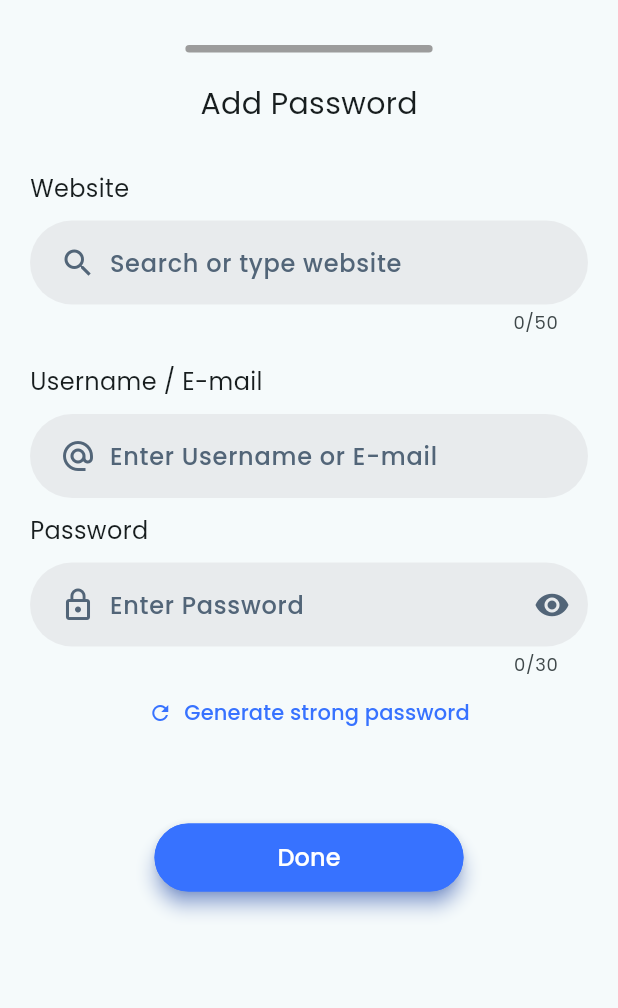
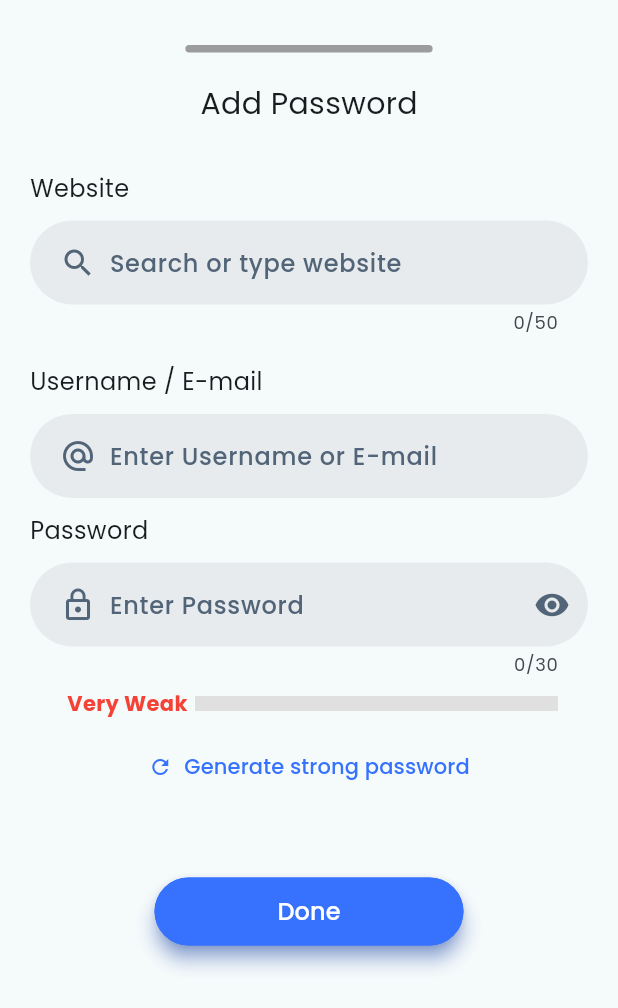
Before and after one commit to casiana2075/Password-Vault-Pro, a Flutter app: the AddModal widget shown alone on an empty page, opened directly with empty values, on a phone screen of 412 x 824 dp. Shown: the top 1008 px of the screen. Run offline on Flutter 3.47's test engine with Material 3 defaults, Android fonts, the light colour scheme and no system bars; our stand-ins replace firebase_auth, firebase_core, flutter_svg, google_fonts, google_sign_in, local_auth and 1 more; accounts and stored records are empty; network calls fail.

Commit message:
added live password strength analyzer

```diff
--- a/projects/lib/AddModal.dart
+++ b/projects/lib/AddModal.dart
@@ -1,6 +1,7 @@
 import 'package:flutter/material.dart';
 import 'package:projects/services/api_service.dart';
 import 'package:projects/utils/authenticateUserBiometrically.dart';
+import 'package:projects/utils/password_strength_analyzer.dart';
 import 'PasswordField.dart';
 import 'package:projects/utils/password_generator.dart';
 
@@ -20,22 +21,26 @@ class _AddModalState extends State<AddModal> {
   final TextEditingController _passwordController = TextEditingController();
   final TextEditingController _logoUrlController = TextEditingController();
 
+  Map<String, String> _websiteLogos = {}; // all website logos available
+  bool isLogosLoading = true;
+  PasswordStrength _currentPasswordStrength = PasswordStrength.veryWeak;
 
-  Map<String, String> _websiteLogos = {}; // all website logos available
-
-  bool isLogosLoading = true;
 
   @override
   void initState() {
     super.initState();
     loadWebsiteLogos();
+    _passwordController.addListener(_onPasswordChanged); // Add listener
+    _onPasswordChanged(); // Initial check if password exists
   }
 
   @override void dispose() {
     _siteController.dispose();
     _usernameController.dispose();
+    _passwordController.removeListener(_onPasswordChanged);
     _passwordController.dispose();
     _logoUrlController.dispose();
+
     super.dispose();
   }
 
@@ -85,12 +90,48 @@ class _AddModalState extends State<AddModal> {
                 hintText: "Enter Password",
                 icon: Icons.lock_outline,
                 controller: _passwordController,
+                onPasswordGenerated: (generatedPassword) {
+                  setState(() {
+                    _passwordController.text = generatedPassword;
+                    _onPasswordChanged(); // Update strength after generation
+                  });
+                },
+              ),
+              // Password strength indicator
+              Padding(
+                padding: const EdgeInsets.fromLTRB(30, 8.0, 30, 8.0),
+                child: Row(
+                  children: [
+                    // Wrap Text in SizedBox for a fixed width
+                    SizedBox(
+                      width: 90,
+                      child: Text(
+                        '${PasswordStrengthAnalyzer.getStrengthText(_currentPasswordStrength)}',
+                        style: TextStyle(
+                          color: PasswordStrengthAnalyzer.getStrengthColor(_currentPasswordStrength),
+                          fontWeight: FontWeight.bold,
+                          fontSize: 14,
+                        ),
+                        textAlign: TextAlign.center,
+                      ),
+                    ),
+                    Expanded(
+                      child: LinearProgressIndicator(
+                        value: _currentPasswordStrength.index / (PasswordStrength.values.length - 1),
+                        backgroundColor: Colors.grey[300],
+                        color: PasswordStrengthAnalyzer.getStrengthColor(_currentPasswordStrength),
+                        minHeight: 10,
+                      ),
+                    ),
+                  ],
+                ),
               ),
               TextButton.icon(
                 onPressed: () {
                   final generated = generateStrongPassword();
                   setState(() {
                     _passwordController.text = generated;
+                    _onPasswordChanged();
                   });
                 },
                 icon: Icon(Icons.refresh, size: 16),
@@ -339,4 +380,10 @@ class _AddModalState extends State<AddModal> {
       });
     }
   }
+
+  void _onPasswordChanged() {
+    setState(() {
+      _currentPasswordStrength = PasswordStrengthAnalyzer.analyze(_passwordController.text);
+    });
+  }
 }
--- a/projects/lib/PasswordField.dart
+++ b/projects/lib/PasswordField.dart
@@ -6,12 +6,17 @@ class PasswordField extends StatefulWidget {
   final String hintText;
   final IconData icon;
   final TextEditingController? controller;
+  // This callback is for the "Generate strong password" button
+  final Function(String)? onPasswordGenerated;
+  final Function(String)? onChanged;
 
   const PasswordField({
     super.key,
     required this.hintText,
     required this.icon,
     this.controller,
+    this.onPasswordGenerated,
+    this.onChanged,
   });
 
   @override
@@ -31,13 +36,16 @@ class _PasswordFieldState extends State<PasswordField> {
     super.initState();
     _controller = widget.controller ?? TextEditingController();
 
-    // If password exists, start in protected mode
+    // The initial state of _readOnly and _obscureText for AddModal:
+    // If the controller is empty (which it is for AddModal),
+    // it allows typing directly and starts with text visible for user convenience.
+    // If you prefer to start obscured, change `_obscureText = false` to `true`.
     if (_controller.text.trim().isNotEmpty) {
       _readOnly = true;
       _obscureText = true;
     } else {
       _readOnly = false;
-      _obscureText = false;
+      _obscureText = false; // Allows immediate typing, password is visible. Change to true if you want it obscured by default.
     }
   }
 
@@ -95,6 +103,10 @@ class _PasswordFieldState extends State<PasswordField> {
             await _authenticate();
           }
         },
+        //Pass the onChanged callback from widget to TextFormField
+        onChanged: (text) {
+          widget.onChanged?.call(text); // Call the provided onChanged callback
+        },
         decoration: InputDecoration(
           prefixIcon: Padding(
             padding: const EdgeInsets.fromLTRB(20, 5, 5, 5),
--- /dev/null
+++ b/projects/lib/utils/password_strength_analyzer.dart
@@ -0,0 +1,82 @@
+import 'dart:ui';
+
+import 'package:flutter/material.dart';
+
+enum PasswordStrength {
+  veryWeak,
+  weak,
+  fair,
+  good,
+  strong,
+  veryStrong,
+}
+
+class PasswordStrengthAnalyzer {
+  static PasswordStrength analyze(String password) {
+    if (password.isEmpty) return PasswordStrength.veryWeak;
+
+    int score = 0;
+
+    // Length
+    if (password.length >= 8) score += 1;
+    if (password.length >= 12) score += 1;
+    if (password.length >= 16) score += 1;
+
+    // Character diversity
+    bool hasLowercase = password.contains(RegExp(r'[a-z]'));
+    bool hasUppercase = password.contains(RegExp(r'[A-Z]'));
+    bool hasDigits = password.contains(RegExp(r'[0-9]'));
+    bool hasSpecial = password.contains(RegExp(r'[!@#$%^&*(),.?":{}|<>]'));
+
+    if (hasLowercase) score += 1;
+    if (hasUppercase) score += 1;
+    if (hasDigits) score += 1;
+    if (hasSpecial) score += 1;
+
+    // Combinations of character types
+    int charTypeCount = 0;
+    if (hasLowercase) charTypeCount++;
+    if (hasUppercase) charTypeCount++;
+    if (hasDigits) charTypeCount++;
+    if (hasSpecial) charTypeCount++;
+    if (charTypeCount >= 3) score += 1;
+    if (charTypeCount >= 4) score += 1;
+
+    // Penalties for common patterns (simplified)
+    // You might add more sophisticated checks like common passwords, sequential chars, etc.
+    if (password.contains(RegExp(r'123')) || password.contains(RegExp(r'abc'))) score -= 1;
+    if (password.toLowerCase().contains(password.toLowerCase().substring(0,2) * 2) && password.length > 3) score -=1; // penalize 'aaaa'
+
+
+    // Map score to strength enum
+    if (score <= 1) return PasswordStrength.veryWeak;
+    if (score == 2) return PasswordStrength.weak;
+    if (score == 3) return PasswordStrength.fair;
+    if (score == 4) return PasswordStrength.good;
+    if (score >= 5 && score < 7) return PasswordStrength.strong;
+    return PasswordStrength.veryStrong;
+  }
+
+  // You can also add a method to get a human-readable text for the strength
+  static String getStrengthText(PasswordStrength strength) {
+    switch (strength) {
+      case PasswordStrength.veryWeak: return "Very Weak";
+      case PasswordStrength.weak: return "Weak";
+      case PasswordStrength.fair: return "Fair";
+      case PasswordStrength.good: return "Good";
+      case PasswordStrength.strong: return "Strong";
+      case PasswordStrength.veryStrong: return "Very Strong";
+    }
+  }
+
+  static Color getStrengthColor(PasswordStrength strength) {
+    switch (strength) {
+      case PasswordStrength.veryWeak: return Colors.red;
+      case PasswordStrength.weak: return Colors.orange;
+      case PasswordStrength.fair: return Colors.yellow;
+      case PasswordStrength.good: return Colors.lightGreen;
+      case PasswordStrength.strong: return Colors.green;
+      case PasswordStrength.veryStrong: return Colors.blue; // Or dark green
+    }
+  }
+}
```
